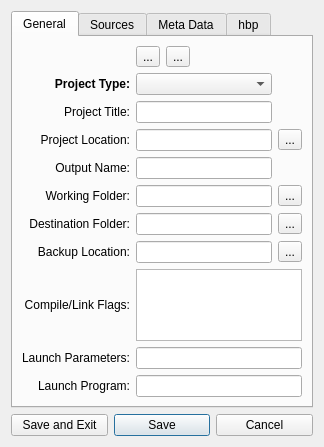
Above: harbour/contrib/hbide/resources/projectpropertiesex.ui from harbour/core before the change. Below: the same form after it.
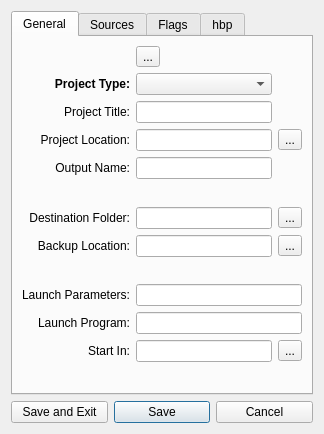
That is the form after the change.

Commit message: 2010-03-03 01:00 UTC-0800 Pritpal Bedi (pritpal@vouchcac.com)   * contrib/hbqt/hbqt_garbage.h   * contrib/hbqt/THbQtUI.prg     ! A massive effort to stream-line GPF at exit.       At least now I know that it is caused by the way       QLayout has relation with parent and children both.       To some extent I am been able to cover it, but not       completely, at least till now.

What changed in the file:
```diff
--- a/harbour/contrib/hbide/resources/projectpropertiesex.ui
+++ b/harbour/contrib/hbide/resources/projectpropertiesex.ui
@@ -96,27 +96,6 @@
          </property>
         </widget>
        </item>
-       <item row="5" column="0">
-        <widget class="QLabel" name="label_4">
-         <property name="text">
-          <string>Working Folder:</string>
-         </property>
-         <property name="alignment">
-          <set>Qt::AlignRight|Qt::AlignTrailing|Qt::AlignVCenter</set>
-         </property>
-        </widget>
-       </item>
-       <item row="5" column="1">
-        <widget class="QLineEdit" name="editWrkFolder">
-         <property name="toolTip">
-          <string>&lt;!DOCTYPE HTML PUBLIC &quot;-//W3C//DTD HTML 4.0//EN&quot; &quot;http://www.w3.org/TR/REC-html40/strict.dtd&quot;&gt;
-&lt;html&gt;&lt;head&gt;&lt;meta name=&quot;qrichtext&quot; content=&quot;1&quot; /&gt;&lt;style type=&quot;text/css&quot;&gt;
-p, li { white-space: pre-wrap; }
-&lt;/style&gt;&lt;/head&gt;&lt;body style=&quot; font-family:'MS Shell Dlg 2'; font-size:8.25pt; font-weight:400; font-style:normal;&quot;&gt;
-&lt;p align=&quot;center&quot; style=&quot; margin-top:0px; margin-bottom:0px; margin-left:0px; margin-right:0px; -qt-block-indent:0; text-indent:0px;&quot;&gt;&lt;span style=&quot; font-size:8pt;&quot;&gt;Working folder will be used to host HBMK2 compliant &lt;/span&gt;&lt;span style=&quot; font-size:8pt; font-weight:600;&quot;&gt;&amp;lt;Output Name&amp;gt;&lt;/span&gt;&lt;span style=&quot; font-size:8pt;&quot;&gt; plus &lt;/span&gt;&lt;span style=&quot; font-size:8pt; font-weight:600;&quot;&gt;&amp;lt;hbp&amp;gt;&lt;/span&gt;&lt;span style=&quot; font-size:8pt;&quot;&gt; and will be designated as current folder when &lt;/span&gt;&lt;span style=&quot; font-size:8pt; font-weight:600;&quot;&gt;HBMK2&lt;/span&gt;&lt;span style=&quot; font-size:8pt;&quot;&gt; will be invoked.&lt;/span&gt;&lt;/p&gt;&lt;/body&gt;&lt;/html&gt;</string>
-         </property>
-        </widget>
-       </item>
        <item row="6" column="0">
         <widget class="QLabel" name="label_5">
          <property name="text">
@@ -139,33 +118,6 @@
          </property>
         </widget>
        </item>
-       <item row="9" column="0">
-        <widget class="QLabel" name="label_9">
-         <property name="text">
-          <string>Compile/Link Flags:</string>
-         </property>
-         <property name="alignment">
-          <set>Qt::AlignRight|Qt::AlignTrailing|Qt::AlignVCenter</set>
-         </property>
-        </widget>
-       </item>
-       <item row="9" column="1" colspan="2">
-        <widget class="QPlainTextEdit" name="editFlags">
-         <property name="toolTip">
-          <string>&lt;!DOCTYPE HTML PUBLIC &quot;-//W3C//DTD HTML 4.0//EN&quot; &quot;http://www.w3.org/TR/REC-html40/strict.dtd&quot;&gt;
-&lt;html&gt;&lt;head&gt;&lt;meta name=&quot;qrichtext&quot; content=&quot;1&quot; /&gt;&lt;style type=&quot;text/css&quot;&gt;
-p, li { white-space: pre-wrap; }
-&lt;/style&gt;&lt;/head&gt;&lt;body style=&quot; font-family:'MS Shell Dlg 2'; font-size:8.25pt; font-weight:400; font-style:normal;&quot;&gt;
-&lt;p align=&quot;center&quot; style=&quot; margin-top:0px; margin-bottom:0px; margin-left:0px; margin-right:0px; -qt-block-indent:0; text-indent:0px;&quot;&gt;&lt;span style=&quot; font-size:8pt;&quot;&gt;Compiler/Linker flags may include all commands except the source files list. Additional libraries can be included here.&lt;/span&gt;&lt;/p&gt;&lt;/body&gt;&lt;/html&gt;</string>
-         </property>
-         <property name="styleSheet">
-          <string/>
-         </property>
-         <property name="lineWrapMode">
-          <enum>QPlainTextEdit::NoWrap</enum>
-         </property>
-        </widget>
-       </item>
        <item row="10" column="0">
         <widget class="QLabel" name="label_7">
          <property name="text">
@@ -247,37 +199,8 @@
          </property>
         </widget>
        </item>
-       <item row="5" column="2">
-        <widget class="QToolButton" name="buttonChooseWd">
-         <property name="text">
-          <string>...</string>
-         </property>
-        </widget>
-       </item>
        <item row="0" column="1">
         <layout class="QHBoxLayout" name="horizontalLayout_7">
-         <item>
-          <widget class="QToolButton" name="buttonHbp">
-           <property name="toolTip">
-            <string>&lt;!DOCTYPE HTML PUBLIC &quot;-//W3C//DTD HTML 4.0//EN&quot; &quot;http://www.w3.org/TR/REC-html40/strict.dtd&quot;&gt;
-&lt;html&gt;&lt;head&gt;&lt;meta name=&quot;qrichtext&quot; content=&quot;1&quot; /&gt;&lt;style type=&quot;text/css&quot;&gt;
-p, li { white-space: pre-wrap; }
-&lt;/style&gt;&lt;/head&gt;&lt;body style=&quot; font-family:'MS Shell Dlg 2'; font-size:8.25pt; font-weight:400; font-style:normal;&quot;&gt;
-&lt;p align=&quot;center&quot; style=&quot; margin-top:0px; margin-bottom:0px; margin-left:0px; margin-right:0px; -qt-block-indent:0; text-indent:0px;&quot;&gt;Loading a .hbp project file is essentially a &lt;/p&gt;
-&lt;p align=&quot;center&quot; style=&quot; margin-top:0px; margin-bottom:0px; margin-left:0px; margin-right:0px; -qt-block-indent:0; text-indent:0px;&quot;&gt;task of redefining its flow and contents order.&lt;/p&gt;
-&lt;p align=&quot;center&quot; style=&quot; margin-top:0px; margin-bottom:0px; margin-left:0px; margin-right:0px; -qt-block-indent:0; text-indent:0px;&quot;&gt;hbIDE rewrites the existing .hbp file if the &lt;/p&gt;
-&lt;p align=&quot;center&quot; style=&quot; margin-top:0px; margin-bottom:0px; margin-left:0px; margin-right:0px; -qt-block-indent:0; text-indent:0px;&quot;&gt;&quot;Project Location&quot; points to same folder &lt;/p&gt;
-&lt;p align=&quot;center&quot; style=&quot; margin-top:0px; margin-bottom:0px; margin-left:0px; margin-right:0px; -qt-block-indent:0; text-indent:0px;&quot;&gt;where your such loaded .hbp resides.&lt;/p&gt;
-&lt;p align=&quot;center&quot; style=&quot; margin-top:0px; margin-bottom:0px; margin-left:0px; margin-right:0px; -qt-block-indent:0; text-indent:0px;&quot;&gt;So&lt;/p&gt;
-&lt;p align=&quot;center&quot; style=&quot; margin-top:0px; margin-bottom:0px; margin-left:0px; margin-right:0px; -qt-block-indent:0; text-indent:0px;&quot;&gt;&lt;span style=&quot; font-weight:600;&quot;&gt;take care to change the &quot;Project Location&quot;&lt;/span&gt;&lt;/p&gt;
-&lt;p align=&quot;center&quot; style=&quot; margin-top:0px; margin-bottom:0px; margin-left:0px; margin-right:0px; -qt-block-indent:0; text-indent:0px;&quot;&gt;to different folder than home folder of .hbp.&lt;/p&gt;
-&lt;p align=&quot;center&quot; style=&quot; margin-top:0px; margin-bottom:0px; margin-left:0px; margin-right:0px; -qt-block-indent:0; text-indent:0px;&quot;&gt;This is done at the time of &quot;Build&quot; process.&lt;/p&gt;&lt;/body&gt;&lt;/html&gt;</string>
-           </property>
-           <property name="text">
-            <string>...</string>
-           </property>
-          </widget>
-         </item>
          <item>
           <widget class="QToolButton" name="buttonXmate">
            <property name="toolTip">
@@ -311,6 +234,73 @@
          </item>
         </layout>
        </item>
+       <item row="9" column="1">
+        <spacer name="verticalSpacer">
+         <property name="orientation">
+          <enum>Qt::Vertical</enum>
+         </property>
+         <property name="sizeHint" stdset="0">
+          <size>
+           <width>20</width>
+           <height>40</height>
+          </size>
+         </property>
+        </spacer>
+       </item>
+       <item row="12" column="1">
+        <widget class="QLineEdit" name="editWrkFolder">
+         <property name="toolTip">
+          <string>&lt;!DOCTYPE HTML PUBLIC &quot;-//W3C//DTD HTML 4.0//EN&quot; &quot;http://www.w3.org/TR/REC-html40/strict.dtd&quot;&gt;
+&lt;html&gt;&lt;head&gt;&lt;meta name=&quot;qrichtext&quot; content=&quot;1&quot; /&gt;&lt;style type=&quot;text/css&quot;&gt;
+p, li { white-space: pre-wrap; }
+&lt;/style&gt;&lt;/head&gt;&lt;body style=&quot; font-family:'MS Shell Dlg 2'; font-size:8.25pt; font-weight:400; font-style:normal;&quot;&gt;
+&lt;p align=&quot;center&quot; style=&quot; margin-top:0px; margin-bottom:0px; margin-left:0px; margin-right:0px; -qt-block-indent:0; text-indent:0px;&quot;&gt;&lt;span style=&quot; font-size:8pt;&quot;&gt;Working folder will be used to host HBMK2 compliant &lt;/span&gt;&lt;span style=&quot; font-size:8pt; font-weight:600;&quot;&gt;&amp;lt;Output Name&amp;gt;&lt;/span&gt;&lt;span style=&quot; font-size:8pt;&quot;&gt; plus &lt;/span&gt;&lt;span style=&quot; font-size:8pt; font-weight:600;&quot;&gt;&amp;lt;hbp&amp;gt;&lt;/span&gt;&lt;span style=&quot; font-size:8pt;&quot;&gt; and will be designated as current folder when &lt;/span&gt;&lt;span style=&quot; font-size:8pt; font-weight:600;&quot;&gt;HBMK2&lt;/span&gt;&lt;span style=&quot; font-size:8pt;&quot;&gt; will be invoked.&lt;/span&gt;&lt;/p&gt;&lt;/body&gt;&lt;/html&gt;</string>
+         </property>
+        </widget>
+       </item>
+       <item row="12" column="0">
+        <widget class="QLabel" name="labelInitFolder">
+         <property name="text">
+          <string>Start In:</string>
+         </property>
+         <property name="alignment">
+          <set>Qt::AlignRight|Qt::AlignTrailing|Qt::AlignVCenter</set>
+         </property>
+        </widget>
+       </item>
+       <item row="12" column="2">
+        <widget class="QToolButton" name="buttonChooseWd">
+         <property name="text">
+          <string>...</string>
+         </property>
+        </widget>
+       </item>
+       <item row="5" column="1">
+        <spacer name="verticalSpacer_2">
+         <property name="orientation">
+          <enum>Qt::Vertical</enum>
+         </property>
+         <property name="sizeHint" stdset="0">
+          <size>
+           <width>20</width>
+           <height>40</height>
+          </size>
+         </property>
+        </spacer>
+       </item>
+       <item row="13" column="1">
+        <spacer name="verticalSpacer_3">
+         <property name="orientation">
+          <enum>Qt::Vertical</enum>
+         </property>
+         <property name="sizeHint" stdset="0">
+          <size>
+           <width>20</width>
+           <height>40</height>
+          </size>
+         </property>
+        </spacer>
+       </item>
       </layout>
      </widget>
      <widget class="QWidget" name="tabFiles">
@@ -380,48 +370,13 @@
        </item>
       </layout>
      </widget>
-     <widget class="QWidget" name="tabMeta">
+     <widget class="QWidget" name="tabFlags">
       <attribute name="title">
-       <string>Meta Data</string>
+       <string>Flags</string>
       </attribute>
       <layout class="QGridLayout" name="gridLayout_3">
        <item row="0" column="0">
-        <widget class="QPlainTextEdit" name="editMetaHelp">
-         <property name="sizePolicy">
-          <sizepolicy hsizetype="Expanding" vsizetype="Minimum">
-           <horstretch>0</horstretch>
-           <verstretch>0</verstretch>
-          </sizepolicy>
-         </property>
-         <property name="styleSheet">
-          <string>background-color: rgb(171, 171, 171);</string>
-         </property>
-         <property name="tabChangesFocus">
-          <bool>true</bool>
-         </property>
-         <property name="readOnly">
-          <bool>true</bool>
-         </property>
-         <property name="plainText">
-          <string>HBIDE will employ the concept of meta-data which will be used to parse the paths or other info supplied to the interface.
-
-Usually meta-key is enclosed in curly braces, but due to the fact that HBMK2 already exploits it, HBIDE will recognize meta-key in angled brackets.
-
-Please enter meta-keys and their values like :
-      MySourcePath = c:/dev_sources/vouch
-in the QTextEdit below. Then whereever you will supply any key anywhere in the input fields of HBIDE interface, just enclose it in angled brackets like :
-       &lt;MySourcePath&gt;/vouch.prg.
-Note that keys are case sensitive. So MySourcePath &lt;&gt; MYSOURCEPath.
-
-HBIDE internally employs few keys which are shown below and are always include in the project. These accompany the value as its relevance and not as literal.
-
-Enjoy
-Pritpal Bedi</string>
-         </property>
-        </widget>
-       </item>
-       <item row="1" column="0">
-        <widget class="QPlainTextEdit" name="editMetaData">
+        <widget class="QPlainTextEdit" name="editFlags">
          <property name="toolTip">
           <string>&lt;!DOCTYPE HTML PUBLIC &quot;-//W3C//DTD HTML 4.0//EN&quot; &quot;http://www.w3.org/TR/REC-html40/strict.dtd&quot;&gt;
 &lt;html&gt;&lt;head&gt;&lt;meta name=&quot;qrichtext&quot; content=&quot;1&quot; /&gt;&lt;style type=&quot;text/css&quot;&gt;
```
The commit also changes 22 other files.
